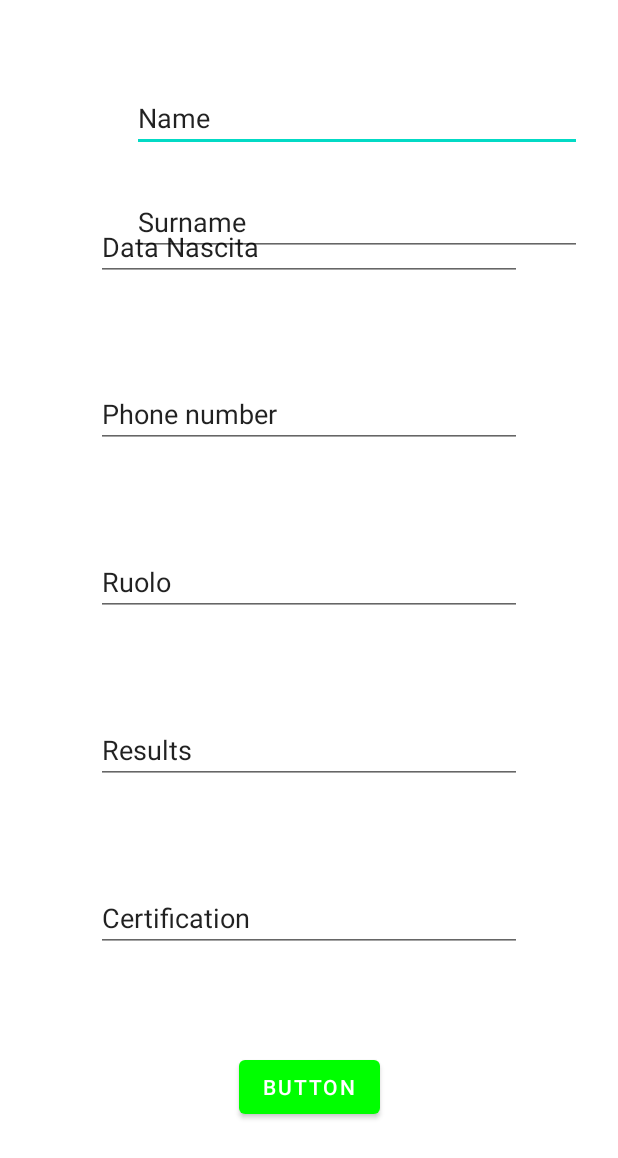
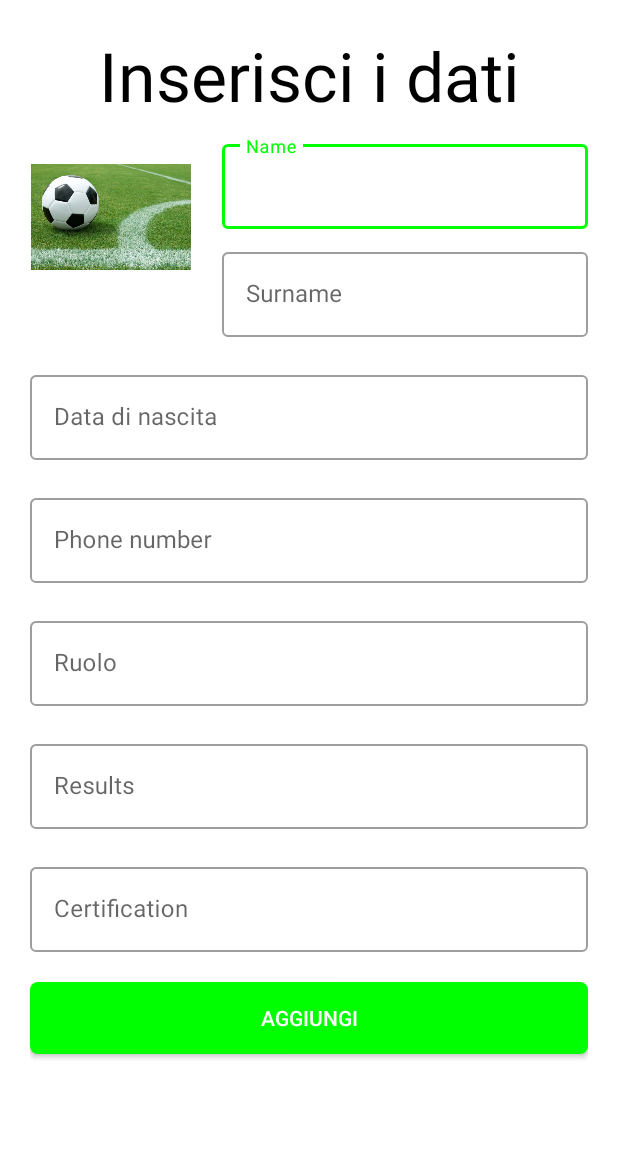
Before and after one commit to Tamagosci/FootballTeam, an Android app: the AddFootballerActivity screen opened directly, with no data from a screen before it, on a phone screen of 412 x 824 dp. Shown: the top 1158 px of the screen. Run offline under Robolectric (Android 15) with nearby library versions, the phone set to English and light mode, and no system bars; our stand-ins replace Firebase (no records; nobody signed in at launch, a user with empty details on screens opened directly).

```diff
--- a/app/src/main/res/layout/add_footballer.xml
+++ /dev/null
@@ -1,142 +0,0 @@
-<?xml version="1.0" encoding="utf-8"?>
-<androidx.constraintlayout.widget.ConstraintLayout xmlns:android="http://schemas.android.com/apk/res/android"
-    xmlns:app="http://schemas.android.com/apk/res-auto"
-    xmlns:tools="http://schemas.android.com/tools"
-    android:layout_width="match_parent"
-    android:layout_height="match_parent">
-
-    <ImageView
-        android:id="@+id/imageViewAddFootballer"
-        android:layout_width="wrap_content"
-        android:layout_height="wrap_content"
-        android:layout_marginStart="64dp"
-        android:layout_marginLeft="64dp"
-        android:layout_marginTop="64dp"
-        app:layout_constraintBottom_toTopOf="@+id/textViewDateAddFootballer"
-        app:layout_constraintStart_toStartOf="parent"
-        app:layout_constraintTop_toTopOf="parent"
-        tools:srcCompat="@tools:sample/avatars" />
-
-    <EditText
-        android:id="@+id/textViewNameAddFootballer"
-        android:layout_width="0dp"
-        android:layout_height="wrap_content"
-        android:layout_marginStart="24dp"
-        android:layout_marginLeft="24dp"
-        android:layout_marginTop="56dp"
-        android:layout_marginEnd="24dp"
-        android:layout_marginRight="24dp"
-        android:inputType="textPersonName"
-        android:text="Name"
-        app:layout_constraintEnd_toEndOf="parent"
-        app:layout_constraintHorizontal_bias="0.503"
-        app:layout_constraintStart_toEndOf="@+id/imageViewAddFootballer"
-        app:layout_constraintTop_toTopOf="parent" />
-
-    <EditText
-        android:id="@+id/textViewSurnameAddFootballer"
-        android:layout_width="0dp"
-        android:layout_height="wrap_content"
-        android:layout_marginStart="24dp"
-        android:layout_marginLeft="24dp"
-        android:layout_marginTop="24dp"
-        android:layout_marginEnd="24dp"
-        android:layout_marginRight="24dp"
-        android:inputType="textPersonName"
-        android:text="Surname"
-        app:layout_constraintEnd_toEndOf="parent"
-        app:layout_constraintHorizontal_bias="0.683"
-        app:layout_constraintStart_toEndOf="@+id/imageViewAddFootballer"
-        app:layout_constraintTop_toBottomOf="@+id/textViewNameAddFootballer" />
-
-    <EditText
-        android:id="@+id/textViewDateAddFootballer"
-        android:layout_width="0dp"
-        android:layout_height="wrap_content"
-        android:layout_marginStart="64dp"
-        android:layout_marginLeft="64dp"
-        android:layout_marginTop="55dp"
-        android:layout_marginEnd="64dp"
-        android:layout_marginRight="64dp"
-        android:inputType="date"
-        android:text="Data Nascita"
-        app:layout_constraintBottom_toTopOf="@+id/textViewTelAddFootballer"
-        app:layout_constraintEnd_toEndOf="parent"
-        app:layout_constraintStart_toStartOf="parent"
-        app:layout_constraintTop_toBottomOf="@+id/imageViewAddFootballer" />
-
-    <EditText
-        android:id="@+id/textViewTelAddFootballer"
-        android:layout_width="0dp"
-        android:layout_height="wrap_content"
-        android:layout_marginStart="64dp"
-        android:layout_marginLeft="64dp"
-        android:layout_marginTop="55dp"
-        android:layout_marginEnd="64dp"
-        android:layout_marginRight="64dp"
-        android:text="Phone number"
-        app:layout_constraintBottom_toTopOf="@+id/textViewRuoloAddFootballer"
-        app:layout_constraintEnd_toEndOf="parent"
-        app:layout_constraintStart_toStartOf="parent"
-        app:layout_constraintTop_toBottomOf="@+id/textViewDateAddFootballer" />
-
-    <EditText
-        android:id="@+id/textViewRuoloAddFootballer"
-        android:layout_width="0dp"
-        android:layout_height="wrap_content"
-        android:layout_marginStart="64dp"
-        android:layout_marginLeft="64dp"
-        android:layout_marginTop="55dp"
-        android:layout_marginEnd="64dp"
-        android:layout_marginRight="64dp"
-        android:inputType="phone"
-        android:text="Ruolo"
-        app:layout_constraintBottom_toTopOf="@+id/textViewResultsAddFootballer"
-        app:layout_constraintEnd_toEndOf="parent"
-        app:layout_constraintStart_toStartOf="parent"
-        app:layout_constraintTop_toBottomOf="@+id/textViewTelAddFootballer" />
-
-    <EditText
-        android:id="@+id/textViewResultsAddFootballer"
-        android:layout_width="0dp"
-        android:layout_height="wrap_content"
-        android:layout_marginStart="64dp"
-        android:layout_marginLeft="64dp"
-        android:layout_marginTop="55dp"
-        android:layout_marginEnd="64dp"
-        android:layout_marginRight="64dp"
-        android:text="Results"
-        app:layout_constraintBottom_toTopOf="@+id/textViewCertificationAddFootballer"
-        app:layout_constraintEnd_toEndOf="parent"
-        app:layout_constraintStart_toStartOf="parent"
-        app:layout_constraintTop_toBottomOf="@+id/textViewRuoloAddFootballer" />
-
-    <EditText
-        android:id="@+id/textViewCertificationAddFootballer"
-        android:layout_width="0dp"
-        android:layout_height="wrap_content"
-        android:layout_marginStart="64dp"
-        android:layout_marginLeft="64dp"
-        android:layout_marginTop="55dp"
-        android:layout_marginEnd="64dp"
-        android:layout_marginRight="64dp"
-        android:text="Certification"
-        app:layout_constraintBottom_toTopOf="@+id/button"
-        app:layout_constraintEnd_toEndOf="parent"
-        app:layout_constraintStart_toStartOf="parent"
-        app:layout_constraintTop_toBottomOf="@+id/textViewResultsAddFootballer" />
-
-    <Button
-        android:id="@+id/button"
-        android:layout_width="wrap_content"
-        android:layout_height="wrap_content"
-        android:layout_marginTop="55dp"
-        android:layout_marginBottom="64dp"
-        android:text="Button"
-        app:layout_constraintBottom_toBottomOf="parent"
-        app:layout_constraintEnd_toEndOf="parent"
-        app:layout_constraintHorizontal_bias="0.5"
-        app:layout_constraintStart_toStartOf="parent"
-        app:layout_constraintTop_toBottomOf="@+id/textViewCertificationAddFootballer" />
-
-</androidx.constraintlayout.widget.ConstraintLayout>
--- /dev/null
+++ b/app/src/main/res/layout/add_player.xml
@@ -0,0 +1,159 @@
+<?xml version="1.0" encoding="utf-8"?>
+<LinearLayout xmlns:android="http://schemas.android.com/apk/res/android"
+    android:layout_width="match_parent"
+    android:layout_height="match_parent"
+    xmlns:tools="http://schemas.android.com/tools"
+    android:padding="20dp"
+    android:orientation="vertical">
+
+    <TextView
+        android:layout_width="match_parent"
+        android:layout_height="wrap_content"
+        android:text="Inserisci i dati"
+        android:textColor="@color/black"
+        android:textSize="45sp"
+        android:textAlignment="center"
+        android:layout_gravity="center_horizontal" />
+
+    <LinearLayout
+        android:layout_width="match_parent"
+        android:layout_height="wrap_content"
+        android:orientation="horizontal"
+        android:paddingTop="10dp">
+
+        <ImageView
+            android:layout_width="wrap_content"
+            android:layout_height="wrap_content"
+            android:src="@mipmap/ic_imagefootball_foreground"/>
+
+        <LinearLayout
+            android:layout_width="match_parent"
+            android:layout_height="wrap_content"
+            android:orientation="vertical"
+            android:paddingLeft="20dp">
+
+            <com.google.android.material.textfield.TextInputLayout
+                android:layout_width="match_parent"
+                android:layout_height="wrap_content"
+                style="@style/Widget.MaterialComponents.TextInputLayout.OutlinedBox"
+                android:hint="Name"
+                android:id="@+id/namePlayerEsterna">
+
+                <com.google.android.material.textfield.TextInputEditText
+                    android:id="@+id/namePlayer"
+                    android:layout_width="match_parent"
+                    android:layout_height="wrap_content"
+                    android:inputType="textPersonName">
+                </com.google.android.material.textfield.TextInputEditText>
+            </com.google.android.material.textfield.TextInputLayout>
+
+            <com.google.android.material.textfield.TextInputLayout
+                android:layout_width="match_parent"
+                android:layout_height="wrap_content"
+                android:paddingTop="10dp"
+                style="@style/Widget.MaterialComponents.TextInputLayout.OutlinedBox"
+                android:hint="Surname"
+                android:id="@+id/surnamePlayerEsterna">
+
+                <com.google.android.material.textfield.TextInputEditText
+                    android:id="@+id/surnamePlayer"
+                    android:layout_width="match_parent"
+                    android:layout_height="wrap_content"
+                    android:inputType="textPersonName">
+                </com.google.android.material.textfield.TextInputEditText>
+            </com.google.android.material.textfield.TextInputLayout>
+
+        </LinearLayout>
+
+    </LinearLayout>
+
+    <com.google.android.material.textfield.TextInputLayout
+        android:layout_width="match_parent"
+        android:layout_height="wrap_content"
+        android:paddingTop="20dp"
+        style="@style/Widget.MaterialComponents.TextInputLayout.OutlinedBox"
+        android:hint="Data di nascita"
+        android:id="@+id/dataPlayerEsterna">
+
+        <com.google.android.material.textfield.TextInputEditText
+            android:id="@+id/dataPlayer"
+            android:layout_width="match_parent"
+            android:layout_height="wrap_content"
+            android:inputType="date">
+        </com.google.android.material.textfield.TextInputEditText>
+    </com.google.android.material.textfield.TextInputLayout>
+
+    <com.google.android.material.textfield.TextInputLayout
+        android:layout_width="match_parent"
+        android:layout_height="wrap_content"
+        android:paddingTop="20dp"
+        style="@style/Widget.MaterialComponents.TextInputLayout.OutlinedBox"
+        android:hint="Phone number"
+        android:id="@+id/phonePlayerEsterna">
+
+        <com.google.android.material.textfield.TextInputEditText
+            android:id="@+id/phonePlayer"
+            android:layout_width="match_parent"
+            android:layout_height="wrap_content"
+            android:inputType="phone">
+        </com.google.android.material.textfield.TextInputEditText>
+    </com.google.android.material.textfield.TextInputLayout>
+
+    <com.google.android.material.textfield.TextInputLayout
+        android:layout_width="match_parent"
+        android:layout_height="wrap_content"
+        android:paddingTop="20dp"
+        style="@style/Widget.MaterialComponents.TextInputLayout.OutlinedBox"
+        android:hint="Ruolo"
+        android:id="@+id/ruoloPlayerEsterna">
+
+        <com.google.android.material.textfield.TextInputEditText
+            android:id="@+id/ruoloPlayer"
+            android:layout_width="match_parent"
+            android:layout_height="wrap_content"
+            android:inputType="textPersonName">
+        </com.google.android.material.textfield.TextInputEditText>
+    </com.google.android.material.textfield.TextInputLayout>
+
+    <com.google.android.material.textfield.TextInputLayout
+        android:layout_width="match_parent"
+        android:layout_height="wrap_content"
+        android:paddingTop="20dp"
+        style="@style/Widget.MaterialComponents.TextInputLayout.OutlinedBox"
+        android:hint="Results"
+        android:id="@+id/resultsPlayerEsterna">
+
+        <com.google.android.material.textfield.TextInputEditText
+            android:id="@+id/resultsPlayer"
+            android:layout_width="match_parent"
+            android:layout_height="wrap_content"
+            android:inputType="textPersonName">
+        </com.google.android.material.textfield.TextInputEditText>
+    </com.google.android.material.textfield.TextInputLayout>
+
+    <com.google.android.material.textfield.TextInputLayout
+        android:layout_width="match_parent"
+        android:layout_height="wrap_content"
+        android:paddingTop="20dp"
+        android:paddingBottom="20dp"
+        style="@style/Widget.MaterialComponents.TextInputLayout.OutlinedBox"
+        android:hint="Certification"
+        android:id="@+id/certificationPlayerEsterna">
+
+        <com.google.android.material.textfield.TextInputEditText
+            android:id="@+id/certificationPlayer"
+            android:layout_width="match_parent"
+            android:layout_height="wrap_content"
+            android:inputType="textPersonName">
+        </com.google.android.material.textfield.TextInputEditText>
+    </com.google.android.material.textfield.TextInputLayout>
+
+    <android.widget.Button
+        android:layout_width="match_parent"
+        android:layout_height="wrap_content"
+        android:background="@drawable/two_state_button"
+        android:text="AGGIUNGI"
+        android:onClick="checkAdd"
+        android:textColor="@color/white"/>
+
+</LinearLayout>
--- a/app/src/main/res/layout/row.xml
+++ b/app/src/main/res/layout/row.xml
@@ -40,7 +40,7 @@
     </LinearLayout>
 
     <TextView
-        android:id="@+id/textViewPosition"
+        android:id="@+id/textViewRuolo"
         android:layout_width="match_parent"
         android:layout_height="wrap_content"
         android:layout_gravity="center_vertical"
--- a/app/src/main/res/layout/toolbarprincipal.xml
+++ b/app/src/main/res/layout/toolbarprincipal.xml
@@ -31,12 +31,13 @@
         android:textSize="30sp" />
 
     <android.widget.Button
-        android:id="@+id/button"
+        android:id="@+id/AddPlayerButton"
         android:layout_width="wrap_content"
         android:layout_height="wrap_content"
         android:layout_marginLeft="10dp"
         android:layout_marginRight="0dp"
         android:gravity="center_horizontal"
+        android:onClick="plus"
         android:text="+"
         android:backgroundTint="@color/green_700"
         android:textAlignment="center"
```
Also changed, not shown: app/src/main/java/com/dispositivimobili/footballteam/AddFootballerActivity.kt (+31 -28 lines), app/src/main/java/com/dispositivimobili/footballteam/Player.kt (+7 -0 lines), app/src/main/java/com/dispositivimobili/footballteam/PrincipalActivity.kt (+72 -20 lines).
